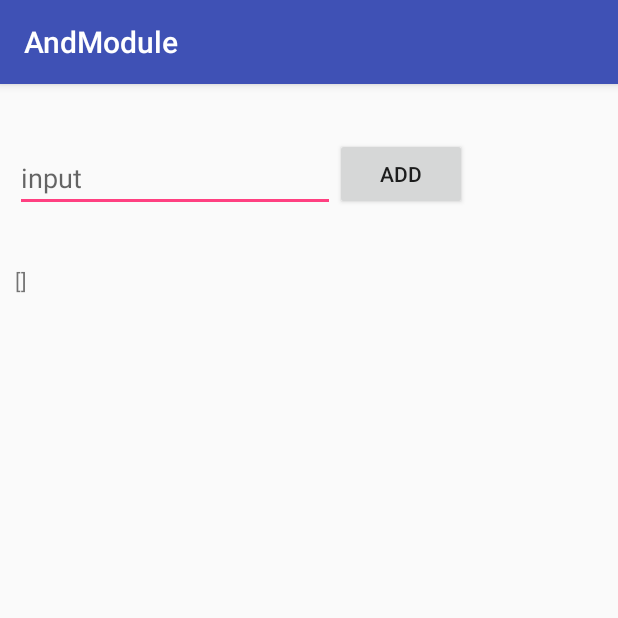
After one commit to leeminyong/simpleapp, an Android app: the RoomActivity screen opened directly, with no data from a screen before it, on a phone screen of 412 x 824 dp, the top half of it. The commit adds this screen. Run offline under Robolectric (Android 15) with nearby library versions, the phone set to English and light mode, and no system bars; our stand-ins replace Room's generated code.

Commit message:
Room database app

```diff
--- a/app/build.gradle
+++ b/app/build.gradle
@@ -58,6 +58,12 @@ dependencies {
     implementation "org.jetbrains.kotlin:kotlin-stdlib-jdk7:$kotlin_version"
     implementation 'com.google.android.gms:play-services-maps:17.0.0'
     implementation 'com.squareup.okhttp3:okhttp:3.12.0'
+    // Extensions = ViewModel + LiveData
+    implementation "android.arch.lifecycle:extensions:1.1.1"
+    kapt "android.arch.lifecycle:compiler:1.1.1"
+// Room
+    implementation "android.arch.persistence.room:runtime:1.1.1"
+    kapt "android.arch.persistence.room:compiler:1.1.1"
 
 
 }
--- a/app/src/main/AndroidManifest.xml
+++ b/app/src/main/AndroidManifest.xml
@@ -11,7 +11,8 @@
         android:roundIcon="@mipmap/ic_launcher_round"
         android:supportsRtl="true"
         android:theme="@style/AppTheme">
-        <activity android:name=".activity.OkHttpActivity"></activity>
+        <activity android:name=".activity.RoomActivity"></activity>
+        <activity android:name=".activity.OkHttpActivity" />
         <activity android:name=".activity.VMLDbindActivity" />
         <activity android:name=".activity.DialogActivity" />
         <activity android:name=".activity.KotlinActivity" />
--- /dev/null
+++ b/app/src/main/java/com/aiden/andmodule/activity/RoomActivity.java
@@ -0,0 +1,39 @@
+package com.aiden.andmodule.activity;
+
+import androidx.appcompat.app.AppCompatActivity;
+import androidx.room.Room;
+
+import android.os.Bundle;
+import android.view.View;
+import android.widget.EditText;
+import android.widget.TextView;
+
+import com.aiden.andmodule.R;
+import com.aiden.andmodule.db.AppDatabase;
+import com.aiden.andmodule.db.Todo;
+
+public class RoomActivity extends AppCompatActivity {
+
+    private EditText mEdit;
+    private TextView txtResult;
+
+    @Override
+    protected void onCreate(Bundle savedInstanceState) {
+        super.onCreate(savedInstanceState);
+        setContentView(R.layout.activity_room);
+
+        mEdit = findViewById(R.id.et_input);
+        txtResult = findViewById(R.id.txt_result);
+        final  AppDatabase db = Room.databaseBuilder(this,AppDatabase.class,"todo-db")
+                .allowMainThreadQueries()
+                .build();
+        txtResult.setText(db.todoDao().getAll().toString());
+        findViewById(R.id.btn_add).setOnClickListener(v -> {
+            db.todoDao().insert(new Todo(mEdit.getText().toString()));
+            txtResult.setText(db.todoDao().getAll().toString());
+        });
+
+
+
+    }
+}
--- /dev/null
+++ b/app/src/main/java/com/aiden/andmodule/db/AppDatabase.java
@@ -0,0 +1,9 @@
+package com.aiden.andmodule.db;
+
+import androidx.room.Database;
+import androidx.room.RoomDatabase;
+
+@Database(entities = {Todo.class},version =1)
+public abstract  class AppDatabase extends RoomDatabase {
+    public abstract TodoDao todoDao();
+}
--- /dev/null
+++ b/app/src/main/java/com/aiden/andmodule/db/TodoDao.java
@@ -0,0 +1,25 @@
+package com.aiden.andmodule.db;
+
+import androidx.room.Dao;
+import androidx.room.Delete;
+import androidx.room.Insert;
+import androidx.room.Query;
+import androidx.room.Update;
+
+import java.util.List;
+
+@Dao
+public interface TodoDao {
+    @Query("select * from Todo")
+    List<Todo> getAll();
+    @Insert
+    void insert(Todo todo);
+    @Update
+    void update(Todo todo);
+    @Delete
+    void delete(Todo todo);
+
+
+
+
+}
--- /dev/null
+++ b/app/src/main/res/layout/activity_room.xml
@@ -0,0 +1,39 @@
+<?xml version="1.0" encoding="utf-8"?>
+<androidx.constraintlayout.widget.ConstraintLayout xmlns:android="http://schemas.android.com/apk/res/android"
+    xmlns:app="http://schemas.android.com/apk/res-auto"
+    xmlns:tools="http://schemas.android.com/tools"
+    android:layout_width="match_parent"
+    android:layout_height="match_parent"
+    tools:context=".activity.RoomActivity">
+
+    <EditText
+        android:id="@+id/et_input"
+        android:layout_width="wrap_content"
+        android:layout_height="wrap_content"
+        android:layout_marginStart="10dp"
+        android:layout_marginTop="40dp"
+        android:ems="10"
+        android:inputType="textPersonName"
+        android:hint="input"
+        app:layout_constraintStart_toStartOf="parent"
+        app:layout_constraintTop_toTopOf="parent" />
+
+    <Button
+        android:id="@+id/btn_add"
+        android:layout_width="wrap_content"
+        android:layout_height="wrap_content"
+        android:layout_marginTop="36dp"
+        android:text="add"
+        app:layout_constraintStart_toEndOf="@+id/et_input"
+        app:layout_constraintTop_toTopOf="parent" />
+
+    <TextView
+        android:layout_marginLeft="10dp"
+        android:layout_marginRight="10dp"
+        android:id="@+id/txt_result"
+        android:layout_width="match_parent"
+        android:layout_height="500dp"
+        android:layout_marginTop="36dp"
+        app:layout_constraintStart_toStartOf="parent"
+        app:layout_constraintTop_toBottomOf="@+id/et_input" />
+</androidx.constraintlayout.widget.ConstraintLayout>
```
Also changed, not shown: app/src/main/java/com/aiden/andmodule/MainActivity.java (+7 -0 lines), app/src/main/java/com/aiden/andmodule/db/Todo.java (added, +40 -0 lines).
